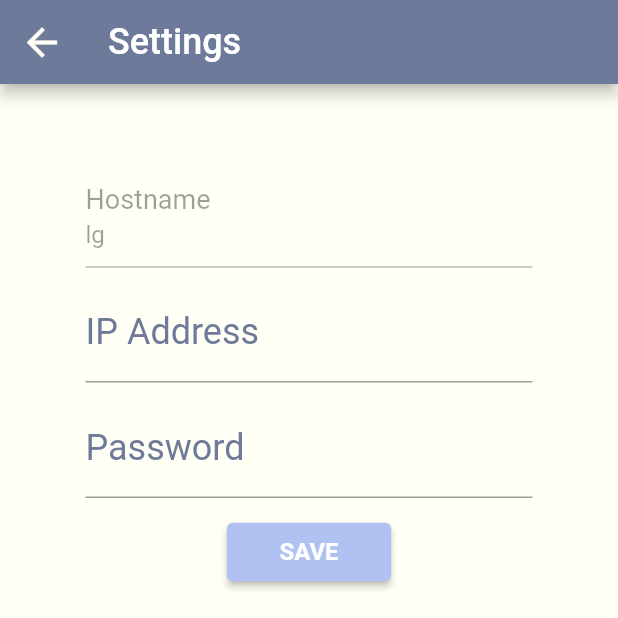
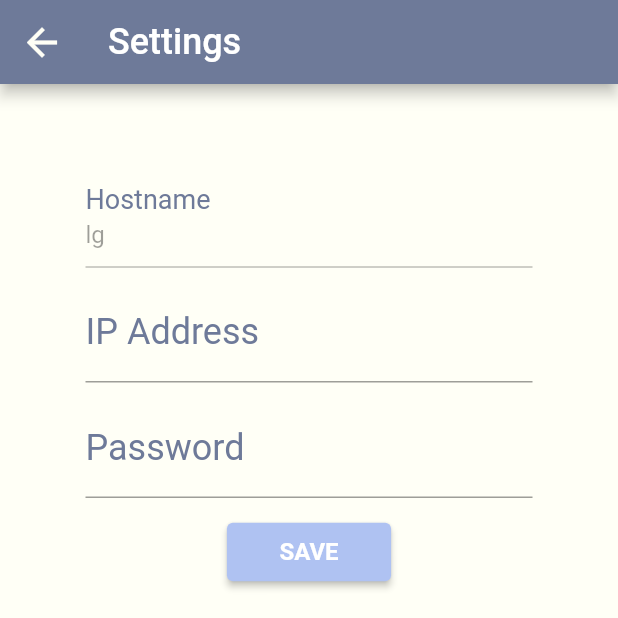
Before and after one commit to LiquidGalaxyLAB/BIM-Liquid-Galaxy-Visualizer, a Flutter app: the screen it shows after launch, after a tap on the "settings" icon, on a phone screen of 412 x 824 dp, the top half of it. Run offline on Flutter 3.47's test engine with Material 2 defaults, Android fonts, the light colour scheme and no system bars; our stand-ins replace another_flushbar, bloc, dartz, equatable, flutter_bloc, shared_preferences; missing offline and left inert: dartssh2.

Commit message:
code refactor

```diff
--- a/bim_visualizer_flutter/lib/constants.dart
+++ b/bim_visualizer_flutter/lib/constants/colors.dart
@@ -1,4 +1,6 @@
 import 'package:flutter/material.dart';
+
+// class that defines constants colors
 
 const primaryColor = Color(0xffFFFFF6);
 const secondaryColor = Color(0xff6E7A99);
--- /dev/null
+++ b/bim_visualizer_flutter/lib/constants/sizes.dart
@@ -0,0 +1,25 @@
+// class that defines constants sizes
+
+// icon and chip
+const iconSize = 30.0;
+const chipSize = 18.0;
+
+// headings
+const titleSize = 24.0;
+const smallTitleSize = 20.0;
+const smallSubtitleSize = 16.0;
+
+// section
+const sectionSize = 75.0;
+
+// button
+const buttonWidth = 35.0;
+const buttonHeight = 10.0;
+
+// spacing
+const biggerLeftSpacing = 100.0;
+const smallLeftSpacing = 20.0;
+const bottomSpacing = 12.0;
+
+// padding
+const padding = 57.0;
--- a/bim_visualizer_flutter/lib/main.dart
+++ b/bim_visualizer_flutter/lib/main.dart
@@ -1,4 +1,4 @@
-import 'package:bim_visualizer_flutter/constants.dart';
+import 'package:bim_visualizer_flutter/constants/colors.dart';
 import 'package:bim_visualizer_flutter/presentation/pages/home.dart';
 import 'package:flutter/material.dart';
 
--- a/bim_visualizer_flutter/lib/presentation/pages/home.dart
+++ b/bim_visualizer_flutter/lib/presentation/pages/home.dart
@@ -4,10 +4,11 @@ import 'package:bim_visualizer_flutter/business_logic/bloc/galaxy/galaxy_bloc.da
 import 'package:bim_visualizer_flutter/data/repositories/galaxy_repository.dart';
 import 'package:bim_visualizer_flutter/presentation/pages/settings.dart';
 import 'package:bim_visualizer_flutter/data/models/server_model.dart';
+import 'package:bim_visualizer_flutter/utils/ui/snackbar.dart';
+import 'package:bim_visualizer_flutter/constants/colors.dart';
+import 'package:bim_visualizer_flutter/constants/sizes.dart';
 import 'package:shared_preferences/shared_preferences.dart';
-import 'package:bim_visualizer_flutter/constants.dart';
 import 'package:flutter_bloc/flutter_bloc.dart';
-import 'package:another_flushbar/flushbar.dart';
 import 'package:dartssh2/dartssh2.dart';
 import 'package:flutter/material.dart';
 
@@ -52,14 +53,14 @@ class _HomeState extends State<Home> {
                 backgroundColor: secondaryColor,
                 title:  const Text(
                   'LG BIM Visualizer',
-                  style: TextStyle(fontSize: 24.0, color: primaryColor)
+                  style: TextStyle(fontSize: titleSize, color: primaryColor)
                 ),
                 elevation: 0,
                 actions: <Widget>[
                   SizedBox(
                     child: IconButton(
                       padding: EdgeInsets.zero,
-                      icon: const Icon(Icons.refresh, size: 30.0, color: primaryColor),
+                      icon: const Icon(Icons.refresh, size: iconSize, color: primaryColor),
                       onPressed: () {
                         if (connected) _galaxyBloc.add(GalaxyClose(client));
                         _galaxyBloc.add(GalaxyConnect(server, 22));
@@ -67,9 +68,9 @@ class _HomeState extends State<Home> {
                     )
                   ),
                   SizedBox(
-                    width: 100.0,
+                    width: biggerLeftSpacing,
                     child: IconButton(
-                      icon: const Icon(Icons.settings, size: 30.0, color: primaryColor),
+                      icon: const Icon(Icons.settings, size: iconSize, color: primaryColor),
                       onPressed: () {
                         Navigator.push(
                           context,
@@ -94,48 +95,33 @@ class _HomeState extends State<Home> {
                         client = state.client;
                       } else if (state is GalaxyConnectFailure) {
                         connected = false;
-                        Flushbar(
-                          backgroundColor: errorColor,
-                          title: "Something goes wrong",
-                          isDismissible: true,
-                          flushbarStyle: FlushbarStyle.GROUNDED,
-                          titleSize: 20.0,
+                        String title = 'Something goes wrong';
+                        CustomSnackbar.show(context: context,
+                          title: title,
                           message: state.error,
-                          messageSize: 16.0,
-                          duration: const Duration(seconds: 5),
-                          flushbarPosition: FlushbarPosition.TOP
-                        ).show(context);
+                          error: true
+                        );
                       } else if (state is GalaxyCloseSuccess) {
                         connected = false;
                       } else if (state is GalaxyExecuteSuccess) {
-                        Flushbar(
-                          backgroundColor: successColor,
-                          title: "Success",
-                          isDismissible: true,
-                          flushbarStyle: FlushbarStyle.GROUNDED,
-                          titleSize: 20.0,
-                          message: 'Command successfully executed',
-                          messageSize: 16.0,
-                          duration: const Duration(seconds: 5),
-                          flushbarPosition: FlushbarPosition.TOP
-                        ).show(context);
+                        String title = 'Success';
+                        String message = 'Command successfully executed';
+                        CustomSnackbar.show(context: context,
+                          title: title,
+                          message: message
+                        );
                       } else if (state is GalaxyExecuteFailure) {
-                        Flushbar(
-                          backgroundColor: errorColor,
-                          title: "Something goes wrong",
-                          isDismissible: true,
-                          flushbarStyle: FlushbarStyle.GROUNDED,
-                          titleSize: 20.0,
+                        String title = 'Something goes wrong';
+                        CustomSnackbar.show(context: context,
+                          title: title,
                           message: state.error,
-                          messageSize: 16.0,
-                          duration: const Duration(seconds: 5),
-                          flushbarPosition: FlushbarPosition.TOP
-                        ).show(context);
+                          error: true
+                        );
                       }
                     },
                     builder: (blocContext, state) {
                       return SizedBox(
-                        height: 75.0,
+                        height: sectionSize,
                         child: Card(
                           color: secondaryColor,
                           margin: EdgeInsets.zero,
@@ -156,13 +142,13 @@ class _HomeState extends State<Home> {
                               return Row(
                                 children: <Widget>[
                                   Padding(
-                                    padding: const EdgeInsets.only(left: 20.0),
+                                    padding: const EdgeInsets.only(left: smallLeftSpacing),
                                     child: Align(
                                       alignment: Alignment.centerLeft,
                                       child: Chip(
                                         label: Text(
                                           connected ? 'Connected' : 'Disconnected',
-                                          style: const TextStyle(fontSize: 18.0, color: primaryColor)
+                                          style: const TextStyle(fontSize: chipSize, color: primaryColor)
                                         ),
                                         backgroundColor: connected ? successColor : errorColor
                                       )
@@ -173,17 +159,17 @@ class _HomeState extends State<Home> {
                                     mainAxisAlignment: MainAxisAlignment.center,
                                     children: <Widget>[
                                       Padding(
-                                        padding: const EdgeInsets.only(left: 20.0),
+                                        padding: const EdgeInsets.only(left: smallLeftSpacing),
                                         child: Text(
                                           'Hostname: ' + server.hostname!,
-                                          style: const TextStyle(fontSize: 20.0, color: primaryColor)
+                                          style: const TextStyle(fontSize: smallTitleSize, color: primaryColor)
                                         ),
                                       ),
                                       Padding(
-                                        padding: const EdgeInsets.only(left: 20.0),
+                                        padding: const EdgeInsets.only(left: smallLeftSpacing),
                                         child: Text(
                                           'Address: ' + server.ipAddress!,
-                                          style: const TextStyle(fontSize: 16.0, color: primaryColor)
+                                          style: const TextStyle(fontSize: smallSubtitleSize, color: primaryColor)
                                         )
                                       ),
                                     ]
@@ -195,7 +181,7 @@ class _HomeState extends State<Home> {
                                         SizedBox(
                                           child: IconButton(
                                             padding: EdgeInsets.zero,
-                                            icon: const Icon(Icons.open_in_browser, size: 30.0, color: primaryColor),
+                                            icon: const Icon(Icons.open_in_browser, size: iconSize, color: primaryColor),
                                             onPressed: () {
                                               if (connected) {
                                                 String command = 'bash projects/bim_visualizer_node/libs/open.sh';
@@ -205,10 +191,10 @@ class _HomeState extends State<Home> {
                                           )
                                         ),
                                         SizedBox(
-                                        width: 100.0,
+                                        width: biggerLeftSpacing,
                                         child: IconButton(
                                           padding: EdgeInsets.zero,
-                                          icon: const Icon(Icons.close, size: 30.0, color: primaryColor),
+                                          icon: const Icon(Icons.close, size: iconSize, color: primaryColor),
                                           onPressed: () {
                                             if (connected) {
                                               String command = 'bash projects/bim_visualizer_node/libs/close.sh';
--- a/bim_visualizer_flutter/lib/presentation/pages/settings.dart
+++ b/bim_visualizer_flutter/lib/presentation/pages/settings.dart
@@ -1,6 +1,8 @@
 import 'package:bim_visualizer_flutter/business_logic/bloc/preferences/preferences_bloc.dart';
 import 'package:bim_visualizer_flutter/data/models/server_model.dart';
-import 'package:bim_visualizer_flutter/constants.dart';
+import 'package:bim_visualizer_flutter/utils/ui/form_field.dart';
+import 'package:bim_visualizer_flutter/constants/colors.dart';
+import 'package:bim_visualizer_flutter/constants/sizes.dart';
 import 'package:flutter/material.dart';
 
 class Settings extends StatelessWidget {
@@ -12,9 +14,15 @@ class Settings extends StatelessWidget {
   @override
   Widget build(BuildContext context) {
   GlobalKey formKey = GlobalKey<FormState>();
-    String hostname = 'lg';
-    String ipAddress = server.ipAddress!;
-    String password = server.password!;
+
+  TextEditingController hostname = TextEditingController();
+  hostname.text = 'lg';
+
+  TextEditingController ipAddress = TextEditingController();
+  ipAddress.text = server.ipAddress != '' ? server.ipAddress! : '';
+
+  TextEditingController password = TextEditingController();
+  password.text = server.password != '' ? server.password! : '';
 
     return WillPopScope(
         onWillPop: () async => true,
@@ -22,13 +30,13 @@ class Settings extends StatelessWidget {
           appBar: AppBar(
             leading: IconButton(
               color: primaryColor,
-              icon: const Icon(Icons.arrow_back, size: 30.0),
+              icon: const Icon(Icons.arrow_back, size: iconSize),
               onPressed: () => {
                 Navigator.pop(context)
               },
             ),
             backgroundColor: secondaryColor,
-            title: const Text('Settings', style: TextStyle(fontSize: 24.0)),
+            title: const Text('Settings', style: TextStyle(fontSize: titleSize)),
           ),
           body: SingleChildScrollView(
             child: Form(
@@ -41,48 +49,32 @@ class Settings extends StatelessWidget {
   }
 
   Widget _buildForm(context, hostname, ipAddress, password) {
-    return Padding(
-      padding: const EdgeInsets.all(12.0),
-      child: Padding(
-        padding: const EdgeInsets.all(45.0),
+    return  Padding(
+      padding: const EdgeInsets.all(padding),
       child: Column(
         children: <Widget>[
-            TextFormField(
-              initialValue: hostname,
-              decoration: const InputDecoration(
-                enabled: false,
+          CustomFormField.build(enabled: false,
+            fieldController: hostname,
             labelText: 'Hostname',
-                labelStyle: TextStyle(fontSize: 24.0)
-              )
+            textInputType: TextInputType.text
           ),
-            const SizedBox(height: 12),
-            TextFormField(
-              keyboardType: TextInputType.number,
-              initialValue: server.ipAddress != '' ? server.ipAddress : '',
-              cursorColor: secondaryColor,
-              decoration: const InputDecoration(
+          const SizedBox(height: bottomSpacing),
+          CustomFormField.build(fieldController: ipAddress,
             labelText: 'IP Address',
-                labelStyle: TextStyle(fontSize: 24.0, color: secondaryColor)
+            textInputType: TextInputType.number
           ),
-              onChanged: (value) => ipAddress = value,
+          const SizedBox(height: bottomSpacing),
+          CustomFormField.build(obscureText: true,
+            fieldController: password,
+            labelText: 'Password',
+            textInputType: TextInputType.text
           ),
-            const SizedBox(height: 12),
-            TextFormField(
-              obscureText: true,
-              initialValue: server.password != '' ? server.password : '',
-              cursorColor: secondaryColor,
-              decoration: const InputDecoration(
-                labelText: 'Password',
-                labelStyle: TextStyle(fontSize: 24.0, color: secondaryColor)
-              ),
-              onChanged: (value) => password = value,
-            ),
-            const SizedBox(height: 12),
+          const SizedBox(height: bottomSpacing),
           ElevatedButton(
             child: const Text('SAVE'),
             style: ElevatedButton.styleFrom(
               primary: accentColor,
-                padding: const EdgeInsets.symmetric(horizontal: 35, vertical: 10),
+              padding: const EdgeInsets.symmetric(horizontal: buttonWidth, vertical: buttonHeight),
               textStyle: const TextStyle(
                 fontSize: 16,
                 fontWeight: FontWeight.bold
@@ -91,9 +83,9 @@ class Settings extends StatelessWidget {
             onPressed: () {
               // Instantiate a new server
               Server server = Server(
-                  hostname: hostname,
-                  ipAddress: ipAddress,
-                  password: password
+                hostname: hostname.text.toString(),
+                ipAddress: ipAddress.text.toString(),
+                password: password.text.toString()
               );
 
               // emit preferences save state
@@ -105,7 +97,6 @@ class Settings extends StatelessWidget {
           )
         ]
       )
-      )
     );
   }
 }
--- /dev/null
+++ b/bim_visualizer_flutter/lib/utils/ui/form_field.dart
@@ -0,0 +1,23 @@
+import 'package:bim_visualizer_flutter/constants/colors.dart';
+import 'package:flutter/material.dart';
+
+// class that implements a global form field widget
+class CustomFormField {
+  static Widget build({enabled = true,
+      obscureText = false,
+      fieldController,
+      required labelText,
+      required textInputType}) {
+    return TextFormField(
+      controller: fieldController,
+      keyboardType: textInputType,
+      cursorColor: secondaryColor,
+      obscureText: obscureText,
+      decoration: InputDecoration(
+        enabled: enabled,
+        labelText: labelText,
+        labelStyle: const TextStyle(fontSize: 24.0, color: secondaryColor)
+      )
+    );
+  }
+}
--- /dev/null
+++ b/bim_visualizer_flutter/lib/utils/ui/snackbar.dart
@@ -0,0 +1,20 @@
+import 'package:bim_visualizer_flutter/constants/colors.dart';
+import 'package:another_flushbar/flushbar.dart';
+import 'package:flutter/material.dart';
+
+// class that implements a global snackbar alert
+class CustomSnackbar {
+  static show({required BuildContext context, required String title, required String message, bool error = false}) {
+    Flushbar(
+      backgroundColor: error ? errorColor : successColor,
+      title: title,
+      isDismissible: true,
+      flushbarStyle: FlushbarStyle.GROUNDED,
+      titleSize: 20.0,
+      message: message,
+      messageSize: 16.0,
+      duration: const Duration(seconds: 5),
+      flushbarPosition: FlushbarPosition.TOP
+    ).show(context);
+  }
+}
```
Also changed, not shown: bim_visualizer_flutter/coverage_badge.svg. Lines whose indentation alone changed are shown as unchanged.
